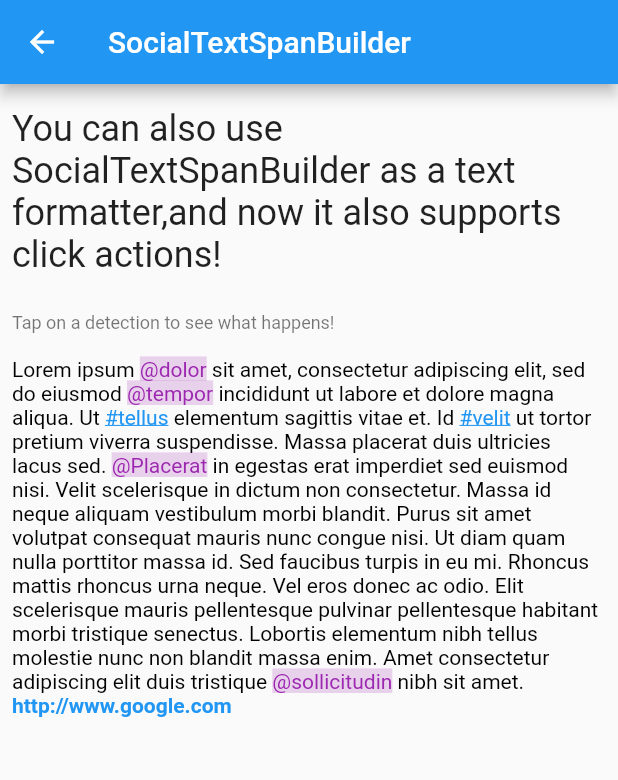
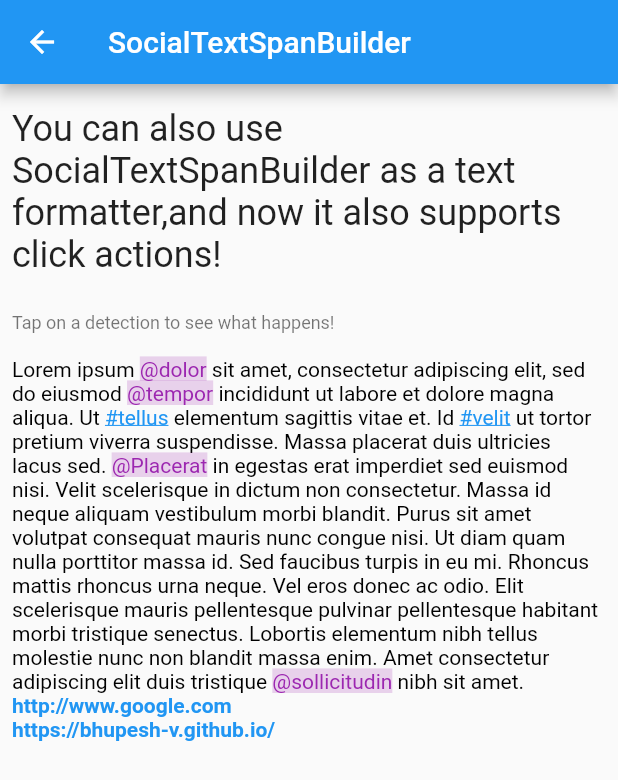
Before and after one commit to dreampowder/flutter_social_textfield, a Flutter app: the SocialTextSpanExampleScreen screen opened directly, on a phone screen of 412 x 824 dp. Shown: the top 780 px of the screen. Run offline on Flutter 3.47's test engine with Material 2 defaults, Android fonts, the phone set to English and light mode, and no system bars; our stand-ins replace sliding_up_panel.

Commit message:
updated url regex

```diff
--- a/example/lib/text_span_example.dart
+++ b/example/lib/text_span_example.dart
@@ -8,7 +8,7 @@ class SocialTextSpanExampleScreen extends StatefulWidget {
 
 class _SocialTextSpanExampleScreenState extends State<SocialTextSpanExampleScreen> {
 
-  String exampleContent = "Lorem ipsum @dolor sit amet, consectetur adipiscing elit, sed do eiusmod @tempor incididunt ut labore et dolore magna aliqua. Ut #tellus elementum sagittis vitae et. Id #velit ut tortor pretium viverra suspendisse. Massa placerat duis ultricies lacus sed. @Placerat in egestas erat imperdiet sed euismod nisi. Velit scelerisque in dictum non consectetur. Massa id neque aliquam vestibulum morbi blandit. Purus sit amet volutpat consequat mauris nunc congue nisi. Ut diam quam nulla porttitor massa id. Sed faucibus turpis in eu mi. Rhoncus mattis rhoncus urna neque. Vel eros donec ac odio. Elit scelerisque mauris pellentesque pulvinar pellentesque habitant morbi tristique senectus. Lobortis elementum nibh tellus molestie nunc non blandit massa enim. Amet consectetur adipiscing elit duis tristique @sollicitudin nibh sit amet.\nhttp://www.google.com";
+  String exampleContent = "Lorem ipsum @dolor sit amet, consectetur adipiscing elit, sed do eiusmod @tempor incididunt ut labore et dolore magna aliqua. Ut #tellus elementum sagittis vitae et. Id #velit ut tortor pretium viverra suspendisse. Massa placerat duis ultricies lacus sed. @Placerat in egestas erat imperdiet sed euismod nisi. Velit scelerisque in dictum non consectetur. Massa id neque aliquam vestibulum morbi blandit. Purus sit amet volutpat consequat mauris nunc congue nisi. Ut diam quam nulla porttitor massa id. Sed faucibus turpis in eu mi. Rhoncus mattis rhoncus urna neque. Vel eros donec ac odio. Elit scelerisque mauris pellentesque pulvinar pellentesque habitant morbi tristique senectus. Lobortis elementum nibh tellus molestie nunc non blandit massa enim. Amet consectetur adipiscing elit duis tristique @sollicitudin nibh sit amet.\nhttp://www.google.com\n\https://bhupesh-v.github.io/";
 
   @override
   Widget build(BuildContext context) {
--- a/pubspec.yaml
+++ b/pubspec.yaml
@@ -1,6 +1,6 @@
 name: flutter_social_textfield
 description: TextEditingController and RichText / TextSpan builder with hashtag, url and mention detection with Regular Expressions. Also with tap support.
-version: 0.0.6
+version: 0.0.7
 homepage: https://github.com/dreampowder/flutter_social_textfield
 
 environment:
```
Also changed, not shown: lib/util/regular_expressions.dart (+8 -1 lines), example/pubspec.lock, 2 other files.
